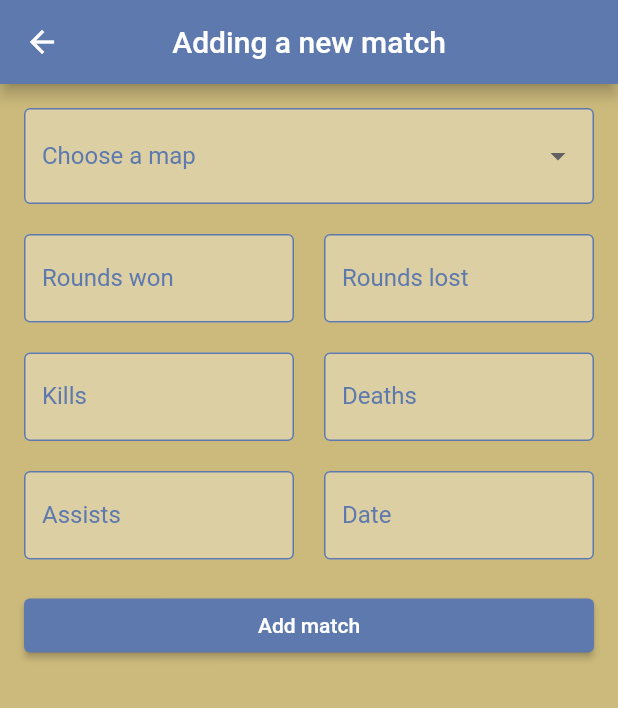
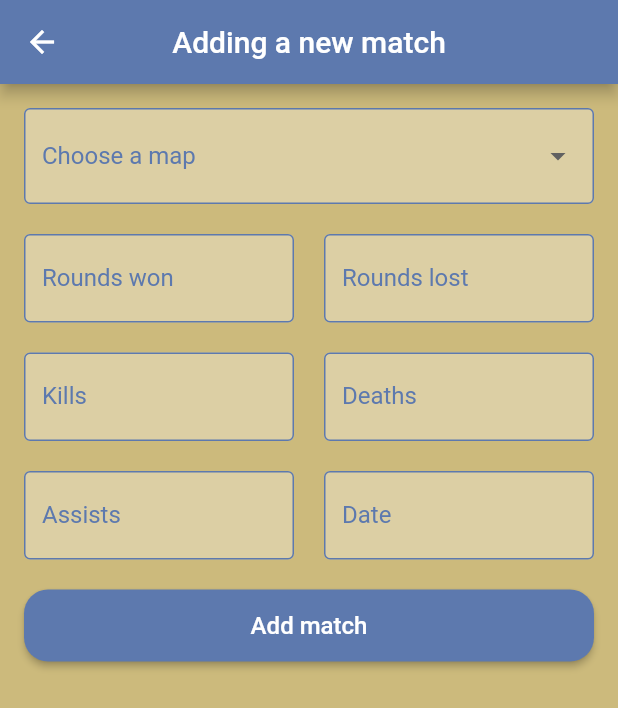
Before and after one commit to siposbi/csgo_tracker, a Flutter app: the screen it shows once a user with an empty profile is signed in, item 2 of the bottom bar chosen, after a tap on the "add" icon, on a phone screen of 412 x 824 dp. Shown: the top 708 px of the screen. Run offline on Flutter 3.47's test engine with Material 2 defaults, Android fonts, the phone set to English and light mode, and no system bars; our stand-ins replace cloud_firestore, firebase_auth, firebase_core, google_sign_in; accounts and stored records are empty.

Commit message:
Added SnackBars and about page

```diff
--- a/lib/models/match_model.dart
+++ b/lib/models/match_model.dart
@@ -15,15 +15,27 @@ class MatchModel {
       required this.numberOfAssists,
       required this.numberOfDeaths});
 
-  factory MatchModel.fromMap(Map<String, dynamic> data) {
-    return MatchModel(
-        createdAt: data['createdAt'].toDate(),
-        gameDate: data['gameDate'].toDate(),
-        map: data['map'],
-        roundsWon: data['roundsWon'],
-        roundsLost: data['roundsLost'],
-        numberOfKills: data['numberOfKills'],
-        numberOfAssists: data['numberOfAssists'],
-        numberOfDeaths: data['numberOfDeaths']);
+  MatchModel.fromJson(Map<String, dynamic> json)
+      : this(
+            createdAt: json['createdAt'].toDate(),
+            gameDate: json['gameDate'].toDate(),
+            map: json['map'],
+            roundsWon: json['roundsWon'],
+            roundsLost: json['roundsLost'],
+            numberOfKills: json['numberOfKills'],
+            numberOfAssists: json['numberOfAssists'],
+            numberOfDeaths: json['numberOfDeaths']);
+
+  Map<String, dynamic> toJson() {
+    return {
+      'createdAt': createdAt,
+      'gameDate': gameDate,
+      'map': map,
+      'numberOfKills': numberOfKills,
+      'numberOfDeaths': numberOfDeaths,
+      'numberOfAssists': numberOfAssists,
+      'roundsLost': roundsLost,
+      'roundsWon': roundsWon,
+    };
   }
 }
--- a/lib/pages/about_page.dart
+++ b/lib/pages/about_page.dart
@@ -1,32 +1,120 @@
+import 'package:csgo_tracker/materials/custom_colors.dart';
 import 'package:csgo_tracker/services/authentication_service.dart';
 import 'package:flutter/material.dart';
+import 'package:intl/intl.dart';
 import 'package:provider/provider.dart';
 
 class AboutPage extends StatelessWidget {
+  Widget customCard(title, text) => Card(
+        color: CustomColors.CARD_COLOR,
+        shape: RoundedRectangleBorder(
+            borderRadius: BorderRadius.all(
+          Radius.circular(16.0),
+        )),
+        child: SizedBox(
+          width: double.infinity,
+          height: 64.0,
+          child: Padding(
+            padding: const EdgeInsets.all(16.0),
+            child: Row(
+              mainAxisAlignment: MainAxisAlignment.spaceBetween,
+              children: [
+                Text(
+                  title,
+                  style: TextStyle(
+                    color: CustomColors.PRIMARY_COLOR,
+                    fontSize: 24.0,
+                    fontWeight: FontWeight.bold,
+                  ),
+                ),
+                Text(text,
+                    style: TextStyle(
+                      color: Colors.black,
+                      fontSize: 18.0,
+                      fontWeight: FontWeight.w500,
+                    )),
+              ],
+            ),
+          ),
+        ),
+      );
+
   @override
   Widget build(BuildContext context) {
-    final text =
-        'SIGN OUT ${context.read<AuthenticationService>().currentUser!.displayName}';
-    final text2 =
-        '${context.read<AuthenticationService>().currentUser!.metadata.creationTime}';
-    final text4 = '${context.read<AuthenticationService>().currentUser!.email}';
-
-    return Column(
-      children: [
-        SizedBox(
-          width: 115,
-          height: 115,
-          child: CircleAvatar(
-            backgroundImage: NetworkImage(
-                context.read<AuthenticationService>().currentUser!.photoURL!),
-          ),
+    return Padding(
+      padding: const EdgeInsets.all(16.0),
+      child: Center(
+        child: Column(
+          mainAxisAlignment: MainAxisAlignment.spaceBetween,
+          children: [
+            CircleAvatar(
+              radius: 55,
+              backgroundColor: CustomColors.PRIMARY_COLOR,
+              child: CircleAvatar(
+                radius: 50,
+                backgroundImage: NetworkImage(context
+                    .read<AuthenticationService>()
+                    .currentUser!
+                    .photoURL!),
+              ),
+            ),
+            customCard('User:',
+                context.read<AuthenticationService>().currentUser!.displayName),
+            customCard('Email:',
+                context.read<AuthenticationService>().currentUser!.email),
+            customCard(
+                'Registered',
+                DateFormat('yyyy-MM-dd').format(context
+                    .read<AuthenticationService>()
+                    .currentUser!
+                    .metadata
+                    .creationTime!)),
+            SizedBox(
+              height: 80.0,
+              width: double.infinity,
+              child: ElevatedButton(
+                child: Text(
+                  'Sign out',
+                  style: TextStyle(
+                    fontSize: 24.0,
+                  ),
+                ),
+                style: ElevatedButton.styleFrom(
+                    primary: Colors.red,
+                    onPrimary: Colors.white,
+                    shape: RoundedRectangleBorder(
+                        borderRadius: BorderRadius.all(
+                      Radius.circular(16.0),
+                    ))),
+                onPressed: () async {
+                  try {
+                    var username = context
+                        .read<AuthenticationService>()
+                        .currentUser!
+                        .displayName;
+                    await context.read<AuthenticationService>().signOut();
+                    ScaffoldMessenger.of(context).showSnackBar(SnackBar(
+                      content: Text(
+                        'Signed out as $username',
+                        style: TextStyle(color: Colors.white),
+                      ),
+                      backgroundColor: Colors.green,
+                    ));
+                  } catch (e) {
+                    ScaffoldMessenger.of(context).showSnackBar(SnackBar(
+                      content: Text(
+                        'Error while signing out $e',
+                        style: TextStyle(color: Colors.white),
+                      ),
+                      backgroundColor: Colors.green,
+                    ));
+                  }
+                },
+              ),
+            ),
+          ],
         ),
-        SizedBox(height: 20,),
-        ElevatedButton(
-          child: Text(text),
-          onPressed: () => context.read<AuthenticationService>().signOut(),
-        ),
-      ],
+      ),
     );
   }
 }
--- a/lib/pages/add_new_match_page.dart
+++ b/lib/pages/add_new_match_page.dart
@@ -1,9 +1,11 @@
-import 'package:cloud_firestore/cloud_firestore.dart';
 import 'package:csgo_tracker/materials/custom_colors.dart';
+import 'package:csgo_tracker/models/match_model.dart';
+import 'package:csgo_tracker/services/database_service.dart';
 import 'package:flutter/cupertino.dart';
 import 'package:flutter/material.dart';
 import 'package:flutter/services.dart';
 import 'package:intl/intl.dart';
+import 'package:provider/provider.dart';
 
 class AddMatch extends StatefulWidget {
   @override
@@ -97,35 +99,58 @@ class _AddMatchState extends State<AddMatch> {
         decoration: _inputDecoration('Date'),
       );
 
-  Widget submitButton() => ElevatedButton(
-      child: Text("Add match"),
-      onPressed: () {
+  SnackBar _snackBar(text, color) => SnackBar(
+        content: Text(
+          text,
+          style: TextStyle(color: Colors.white),
+        ),
+        backgroundColor: color,
+      );
+
+  Widget submitButton() => SizedBox(
+        height: 48.0,
+        child: ElevatedButton(
+            style: ElevatedButton.styleFrom(
+                shape: RoundedRectangleBorder(
+                    borderRadius: BorderRadius.all(
+              Radius.circular(16.0),
+            ))),
+            child: Text(
+              "Add match",
+              style: TextStyle(
+                fontSize: 16.0,
+              ),
+            ),
+            onPressed: () async {
               final isValid = _formKey.currentState!.validate();
               if (isValid) {
                 _formKey.currentState!.save();
 
-          CollectionReference users =
-              FirebaseFirestore.instance.collection('test');
+                var match = MatchModel(
+                    createdAt: DateTime.now(),
+                    map: dropDownValue!,
+                    roundsWon: roundsWon.value,
+                    roundsLost: roundsLost.value,
+                    numberOfKills: kills.value,
+                    numberOfAssists: assists.value,
+                    numberOfDeaths: deaths.value,
+                    gameDate: selectedDate!);
 
-          users.add({
-            'createdAt': DateTime.now(),
-            'gameDate': selectedDate!,
-            'map': dropDownValue!,
-            'numberOfKills': kills.value,
-            'numberOfDeaths': deaths.value,
-            'numberOfAssists': assists.value,
-            'roundsLost': roundsLost.value,
-            'roundsWon': roundsWon.value,
-          }).then((value) => Navigator.pop(context));
-
-          // final snackbar = SnackBar(
-          //   content: Text(assists.value.toString()),
-          //   backgroundColor: Colors.red,
-          // );
-          // ScaffoldMessenger.of(context).showSnackBar(snackbar);
-          // Navigator.pop(context);
+                try {
+                  ScaffoldMessenger.of(context).showSnackBar(_snackBar(
+                      'Adding match to database', Colors.deepOrangeAccent));
+                  await context.read<DatabaseService>().addMatch(match);
+                  ScaffoldMessenger.of(context).hideCurrentSnackBar();
+                  Navigator.pop(context);
+                  ScaffoldMessenger.of(context).showSnackBar(
+                      _snackBar('Successfully added', Colors.green));
+                } catch (e) {
+                  ScaffoldMessenger.of(context).showSnackBar(
+                      _snackBar('An error occurred $e', Colors.red));
                 }
-      });
+              }
+            }),
+      );
 
   Widget inputRow(w1, w2, padding) => Row(
         children: [
@@ -144,8 +169,10 @@ class _AddMatchState extends State<AddMatch> {
       ),
       body: Form(
         key: _formKey,
-        child: ListView(
-          padding: EdgeInsets.all(16),
+        child: Padding(
+          padding: const EdgeInsets.all(16.0),
+          child: Column(
+            crossAxisAlignment: CrossAxisAlignment.stretch,
             children: [
               buildDropDown(),
               const SizedBox(
@@ -170,6 +197,7 @@ class _AddMatchState extends State<AddMatch> {
             ],
           ),
         ),
+      ),
     );
   }
 }
--- a/lib/pages/matches_page.dart
+++ b/lib/pages/matches_page.dart
@@ -19,7 +19,7 @@ class MatchesPage extends StatelessWidget {
               return Text(snapshot.error.toString());
             }
             final matches = snapshot.data!.docs
-                .map((e) => MatchModel.fromMap(e.data()!))
+                .map((e) => MatchModel.fromJson(e.data()!))
                 .toList()
                   ..sort((d1, d2) => d2.createdAt.compareTo(d1.createdAt));
             return ListView.separated(
--- a/lib/services/authentication_service.dart
+++ b/lib/services/authentication_service.dart
@@ -26,7 +26,7 @@ class AuthenticationService {
     UserCredential result =
         await _firebaseAuth.signInWithCredential(credential);
 
-    if (result.additionalUserInfo!.isNewUser){
+    if (result.additionalUserInfo!.isNewUser) {
       User? user = result.user;
       await FirebaseFirestore.instance.collection('users').doc(user!.uid).set({
         'displayName': user.displayName,
--- a/lib/services/database_service.dart
+++ b/lib/services/database_service.dart
@@ -1,4 +1,5 @@
 import 'package:cloud_firestore/cloud_firestore.dart';
+import 'package:csgo_tracker/models/match_model.dart';
 import 'package:firebase_auth/firebase_auth.dart';
 import 'package:flutter/cupertino.dart';
 import 'package:provider/provider.dart';
@@ -13,4 +14,9 @@ class DatabaseService {
   Stream<QuerySnapshot> getMatches() {
     return _db.collection('test').snapshots();
   }
+
+  Future<void> addMatch(MatchModel match) {
+    CollectionReference users = _db.collection('test');
+    return users.add(match.toJson());
+  }
 }
```
Also changed, not shown: lib/pages/sign_in_page.dart (+26 -3 lines), 1 other file. Lines whose indentation alone changed are shown as unchanged.
